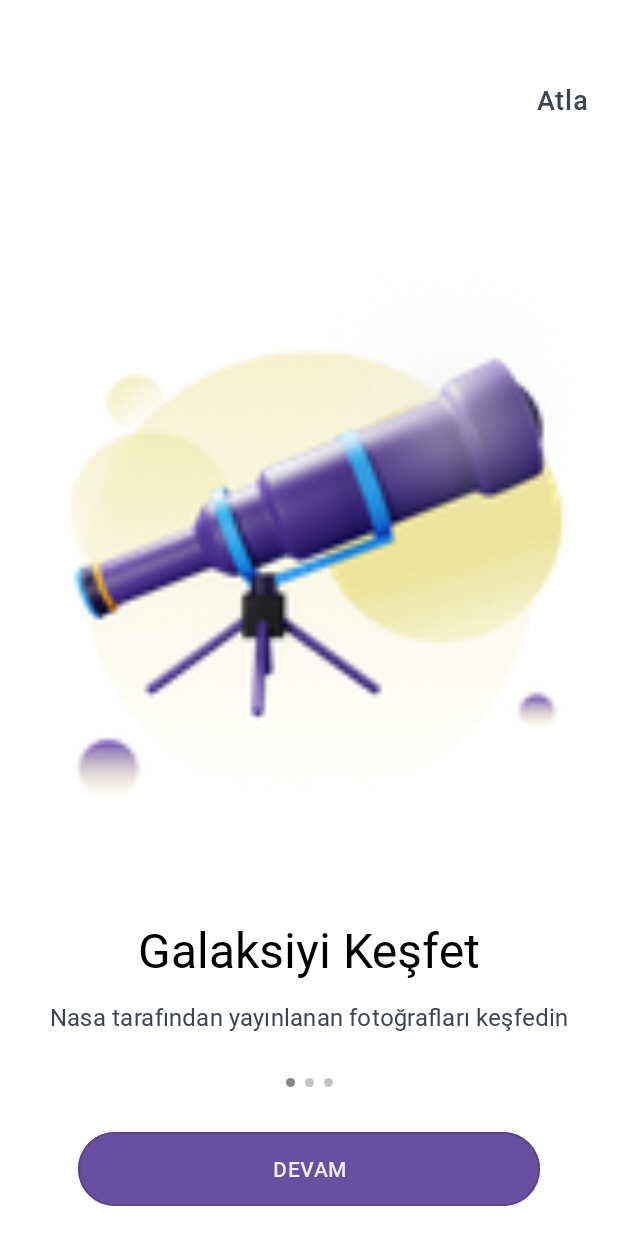
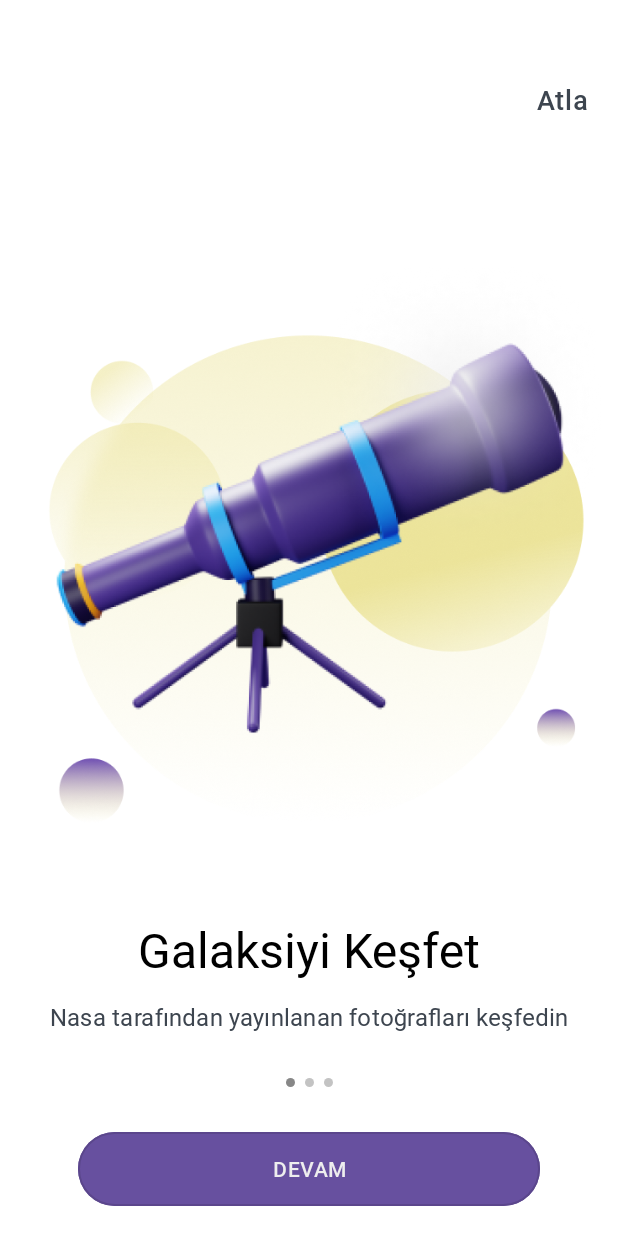
Before and after one commit to eminesa/DailyOfSpace, an Android app: the IntroFragment screen opened through its navigation route, on a phone screen of 412 x 824 dp. Run offline under Robolectric (Android 15) with nearby library versions, the phone set to English and light mode, and no system bars; our stand-ins replace Dagger/Hilt's generated code; libraries missing offline, so code that uses them is left out: com.google.android.youtube; pictures from the network do not load; 1 statement that could not run was skipped.

Commit message:
updated intro images

```diff
--- a/app/src/main/res/layout/layout_item_intro.xml
+++ b/app/src/main/res/layout/layout_item_intro.xml
@@ -8,8 +8,8 @@
 
     <com.google.android.material.imageview.ShapeableImageView
         android:id="@+id/img_list_item"
-        android:layout_width="380dp"
-        android:layout_height="380dp"
+        android:layout_width="wrap_content"
+        android:layout_height="wrap_content"
         android:layout_marginTop="20dp"
         app:layout_constraintBottom_toTopOf="@id/txt_title"
         app:layout_constraintEnd_toEndOf="parent"
@@ -36,7 +36,7 @@
         style="@style/TextTitleColorAndDarkGray16sp"
         android:layout_width="match_parent"
         android:layout_height="wrap_content"
-        android:layout_marginHorizontal="23dp"
+        android:layout_marginHorizontal="18dp"
         android:layout_marginTop="12dp"
         android:layout_marginBottom="30dp"
         android:gravity="center"
--- a/app/src/main/res/values/strings.xml
+++ b/app/src/main/res/values/strings.xml
@@ -5,7 +5,7 @@
     <string name="hello_blank_fragment">Hello blank fragment</string>
     <string name="something_was_wrong">Birşeyler hatalı</string>
     <string name="file_downloaded">Dosya başarılı bir şekilde indirildi</string>
-    <string name="welcome_to_space">Daily of Space hoş geldiniz</string>
+    <string name="welcome_to_space">Hoş Geldiniz</string>
     <string name="button_continue">Devam</string>
     <string name="skip">Atla</string>
 
@@ -15,6 +15,6 @@
 
     <string name="onboarding_desc_1">Nasa tarafından yayınlanan fotoğrafları keşfedin</string>
     <string name="onboarding_desc_2">Fotoğraflanan galaksi hakkında bilgi edinin</string>
-    <string name="onboarding_desc_3">Keşfedilen fotoğrafı indirin, istediğiniz her yerde kullanın</string>
+    <string name="onboarding_desc_3">Keşfedilen fotoğrafı indirin, istediğiniz yerde kullanın</string>
 
 </resources>
```
Also changed, not shown: app/src/main/res/drawable-hdpi/ic_discover_page.png, app/src/main/res/drawable-hdpi/ic_download_page.jpg (deleted), app/src/main/res/drawable-hdpi/ic_notice_page.png, app/src/main/res/drawable-mdpi/ic_discover_page.png, app/src/main/res/drawable-mdpi/ic_download_page.jpg (deleted), app/src/main/res/drawable-mdpi/ic_notice_page.png, app/src/main/res/drawable-xhdpi/ic_discover_page.png, app/src/main/res/drawable-xhdpi/ic_download_page.jpg (deleted), app/src/main/res/drawable-xhdpi/ic_notice_page.png, app/src/main/res/drawable-xxhdpi/ic_discover_page.png, app/src/main/res/drawable-xxhdpi/ic_download_page.jpg (deleted), app/src/main/res/drawable-xxxhdpi/ic_download_page.jpg (deleted), 4 other files.
